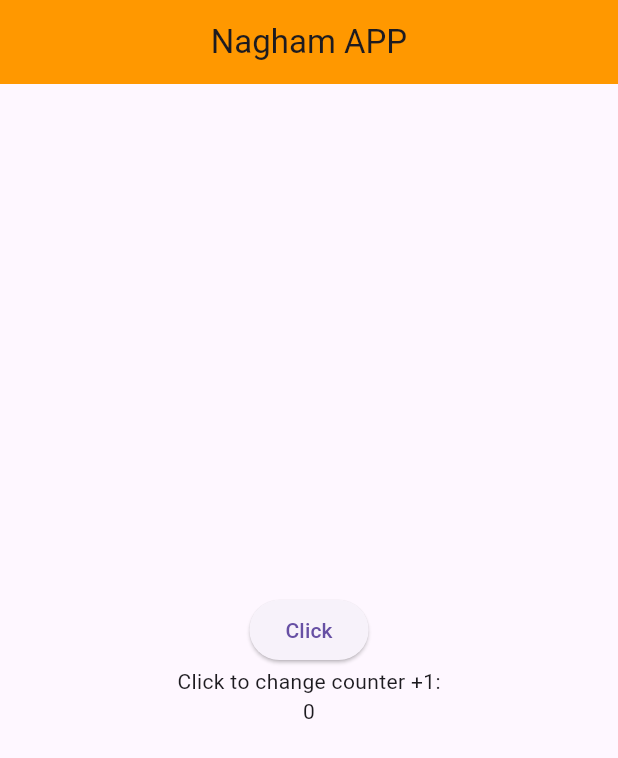
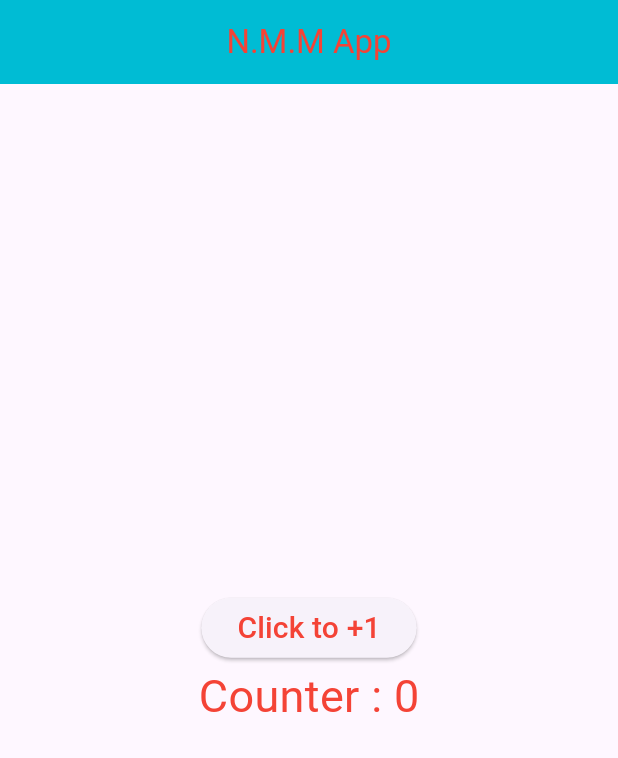
Before and after one commit to nagham-maraheen/flutter1, a Flutter app: the screen it shows after launch, on a phone screen of 412 x 824 dp. Shown: the top 758 px of the screen. Run offline on Flutter 3.47's test engine with Material 3 defaults, Android fonts, the phone set to English and light mode, and no system bars.

Commit message:
Update main.dart

```diff
--- a/lib/main.dart
+++ b/lib/main.dart
@@ -1,48 +1,49 @@
 import 'package:flutter/material.dart';
 
 void main() {
- runApp(MYmaterialApp());
+  runApp(MyApp());
 }
-// create material widget
-class MYmaterialApp extends StatelessWidget{
+
+class MyApp extends StatefulWidget {
   @override
+  State<StatefulWidget> createState() {
+    return Mystate();
+  }
+}
+
+class Mystate extends State<MyApp> {
+  @override
+  int count = 0;
   Widget build(BuildContext context) {
-    // TODO: implement build
-   return MaterialApp(
-     home: Scaffold(
-      appBar: AppBar(
-        title: Text("Nagham APP"),
-        backgroundColor: Colors.orange,
-        centerTitle: true,
+
+    return MaterialApp(
+      home: Scaffold(
+        appBar: AppBar(
+          backgroundColor: Colors.cyan,
+          title: Center(
+            child: Text(
+              "N.M.M App",
+              style: TextStyle(color: Colors.red),
+            ),
+          ),
+        ),
+        body: Center(
+          child: Column(
+            mainAxisSize: MainAxisSize.min,
+            children: [
+              ElevatedButton(
+                child: Text("Click to +1",style: TextStyle(color:Colors.red,fontSize: 20 ),),
+                onPressed: () {
+                  setState(() {
+                    count++;
+                  });
+                },
+              ),
+              Text("Counter : $count",style: TextStyle(color: Colors.red,fontSize: 30),)
+            ],
+          ),
+        ),
       ),
-      body: myBody(),
-     ),
-   );
+    );
   }
-
 }
-//create widget
-class myBody extends StatelessWidget{
-  int counter=0;
-  @override
-  Widget build(BuildContext context) {
-    // TODO: implement build
-   return Center(
-     child: Column(
-      mainAxisAlignment: MainAxisAlignment.center,
-       children: [
-         ElevatedButton(
-              child: Text("Click"),
-              onPressed: (){
-                counter++;
-                print("$counter ");
-              }
-         ),
-         Text("Click to change counter +1:"),
-         Text("$counter"),
-       ],
-     ),
-   );
-  }
-
-}
```
